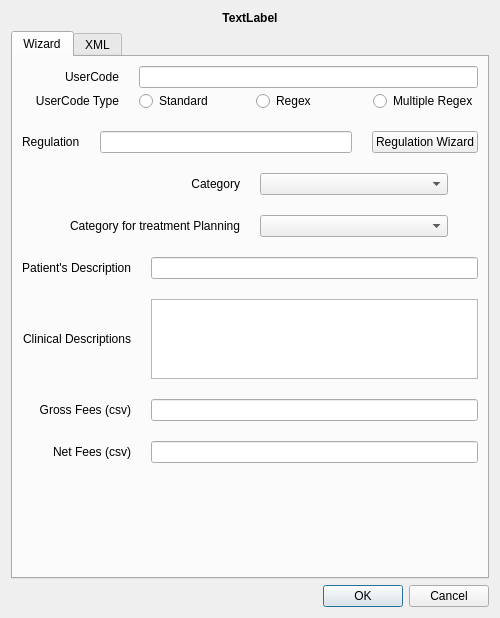
This is src/openmolar/qt-designer/fee_item_wizard.ui in rowinggolfer/openmolar1 as Qt 5 draws it before an edit. The edited form follows.
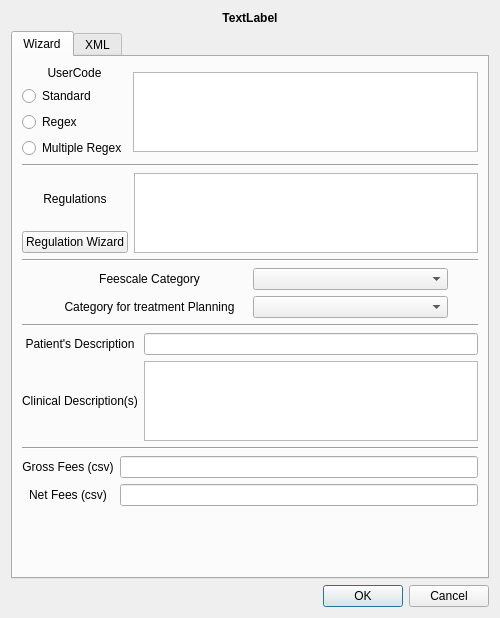
This is the edited form.

Commit message: fee item wizard improvements

```diff
--- a/src/openmolar/qt-designer/fee_item_wizard.ui
+++ b/src/openmolar/qt-designer/fee_item_wizard.ui
@@ -40,52 +40,43 @@
        <string>Wizard</string>
       </attribute>
       <layout class="QVBoxLayout" name="verticalLayout">
-       <property name="spacing">
-        <number>20</number>
-       </property>
        <item>
         <layout class="QGridLayout" name="gridLayout_2">
-         <property name="verticalSpacing">
-          <number>3</number>
-         </property>
          <item row="0" column="0">
           <widget class="QLabel" name="label_3">
            <property name="text">
             <string>UserCode</string>
            </property>
            <property name="alignment">
-            <set>Qt::AlignRight|Qt::AlignTrailing|Qt::AlignVCenter</set>
+            <set>Qt::AlignCenter</set>
            </property>
           </widget>
          </item>
-         <item row="0" column="1" colspan="3">
-          <widget class="QLineEdit" name="usercode_lineEdit"/>
+         <item row="0" column="1" rowspan="4">
+          <widget class="QPlainTextEdit" name="usercode_plainTextEdit">
+           <property name="maximumSize">
+            <size>
+             <width>16777215</width>
+             <height>80</height>
+            </size>
+           </property>
+          </widget>
          </item>
          <item row="1" column="0">
-          <widget class="QLabel" name="label_10">
-           <property name="text">
-            <string>UserCode Type</string>
-           </property>
-           <property name="alignment">
-            <set>Qt::AlignRight|Qt::AlignTrailing|Qt::AlignVCenter</set>
-           </property>
-          </widget>
-         </item>
-         <item row="1" column="1">
           <widget class="QRadioButton" name="uc_radioButton">
            <property name="text">
             <string>Standard</string>
            </property>
           </widget>
          </item>
-         <item row="1" column="2">
+         <item row="2" column="0">
           <widget class="QRadioButton" name="uc_reg_radioButton">
            <property name="text">
             <string>Regex</string>
            </property>
           </widget>
          </item>
-         <item row="1" column="3">
+         <item row="3" column="0">
           <widget class="QRadioButton" name="uc_multireg_radioButton">
            <property name="text">
             <string>Multiple Regex</string>
@@ -95,18 +86,35 @@
         </layout>
        </item>
        <item>
-        <layout class="QHBoxLayout" name="horizontalLayout">
-         <item>
+        <widget class="Line" name="line">
+         <property name="orientation">
+          <enum>Qt::Horizontal</enum>
+         </property>
+        </widget>
+       </item>
+       <item>
+        <layout class="QGridLayout" name="gridLayout_3">
+         <item row="0" column="0">
           <widget class="QLabel" name="label_6">
            <property name="text">
-            <string>Regulation</string>
+            <string>Regulations</string>
            </property>
+           <property name="alignment">
+            <set>Qt::AlignCenter</set>
+           </property>
           </widget>
          </item>
-         <item>
-          <widget class="QLineEdit" name="regulations_lineEdit"/>
+         <item row="0" column="1" rowspan="2">
+          <widget class="QPlainTextEdit" name="regulations_plainTextEdit">
+           <property name="maximumSize">
+            <size>
+             <width>16777215</width>
+             <height>80</height>
+            </size>
+           </property>
+          </widget>
          </item>
-         <item>
+         <item row="1" column="0">
           <widget class="QPushButton" name="regwizard_pushButton">
            <property name="text">
             <string>Regulation Wizard</string>
@@ -115,6 +123,13 @@
          </item>
         </layout>
        </item>
+       <item>
+        <widget class="Line" name="line_2">
+         <property name="orientation">
+          <enum>Qt::Horizontal</enum>
+         </property>
+        </widget>
+       </item>
        <item>
         <layout class="QHBoxLayout" name="horizontalLayout_5">
          <property name="leftMargin">
@@ -126,10 +141,10 @@
          <item>
           <widget class="QLabel" name="label">
            <property name="text">
-            <string>Category</string>
+            <string>Feescale Category</string>
            </property>
            <property name="alignment">
-            <set>Qt::AlignRight|Qt::AlignTrailing|Qt::AlignVCenter</set>
+            <set>Qt::AlignCenter</set>
            </property>
           </widget>
          </item>
@@ -152,7 +167,7 @@
             <string>Category for treatment Planning</string>
            </property>
            <property name="alignment">
-            <set>Qt::AlignRight|Qt::AlignTrailing|Qt::AlignVCenter</set>
+            <set>Qt::AlignCenter</set>
            </property>
           </widget>
          </item>
@@ -161,33 +176,40 @@
          </item>
         </layout>
        </item>
+       <item>
+        <widget class="Line" name="line_3">
+         <property name="orientation">
+          <enum>Qt::Horizontal</enum>
+         </property>
+        </widget>
+       </item>
        <item>
         <layout class="QGridLayout" name="gridLayout">
-         <item row="0" column="0" colspan="2">
+         <item row="0" column="0">
           <widget class="QLabel" name="label_5">
            <property name="text">
             <string>Patient's Description</string>
            </property>
            <property name="alignment">
-            <set>Qt::AlignRight|Qt::AlignTrailing|Qt::AlignVCenter</set>
+            <set>Qt::AlignCenter</set>
            </property>
           </widget>
          </item>
-         <item row="0" column="2">
+         <item row="0" column="1">
           <widget class="QLineEdit" name="description_lineEdit"/>
          </item>
-         <item row="1" column="0" colspan="2">
+         <item row="1" column="0">
           <widget class="QLabel" name="label_9">
            <property name="text">
-            <string>Clinical Descriptions</string>
+            <string>Clinical Description(s)</string>
            </property>
            <property name="alignment">
-            <set>Qt::AlignRight|Qt::AlignTrailing|Qt::AlignVCenter</set>
+            <set>Qt::AlignCenter</set>
            </property>
           </widget>
          </item>
-         <item row="1" column="2">
-          <widget class="QListWidget" name="descriptions_listWidget">
+         <item row="1" column="1">
+          <widget class="QPlainTextEdit" name="descriptions_plainTextEdit">
            <property name="maximumSize">
             <size>
              <width>16777215</width>
@@ -196,10 +218,21 @@
            </property>
           </widget>
          </item>
-         <item row="2" column="0" colspan="2">
+        </layout>
+       </item>
+       <item>
+        <widget class="Line" name="line_4">
+         <property name="orientation">
+          <enum>Qt::Horizontal</enum>
+         </property>
+        </widget>
+       </item>
+       <item>
+        <layout class="QGridLayout" name="gridLayout_4">
+         <item row="0" column="0">
           <widget class="QLabel" name="label_7">
            <property name="sizePolicy">
-            <sizepolicy hsizetype="Expanding" vsizetype="Preferred">
+            <sizepolicy hsizetype="Preferred" vsizetype="Preferred">
              <horstretch>0</horstretch>
              <verstretch>0</verstretch>
             </sizepolicy>
@@ -208,17 +241,17 @@
             <string>Gross Fees (csv)</string>
            </property>
            <property name="alignment">
-            <set>Qt::AlignRight|Qt::AlignTrailing|Qt::AlignVCenter</set>
+            <set>Qt::AlignCenter</set>
            </property>
           </widget>
          </item>
-         <item row="2" column="2">
-          <widget class="QLineEdit" name="lineEdit"/>
+         <item row="0" column="1">
+          <widget class="QLineEdit" name="fees_lineEdit"/>
          </item>
-         <item row="3" column="0" colspan="2">
+         <item row="1" column="0">
           <widget class="QLabel" name="label_8">
            <property name="sizePolicy">
-            <sizepolicy hsizetype="Expanding" vsizetype="Preferred">
+            <sizepolicy hsizetype="Preferred" vsizetype="Preferred">
              <horstretch>0</horstretch>
              <verstretch>0</verstretch>
             </sizepolicy>
@@ -227,12 +260,12 @@
             <string>Net Fees (csv)</string>
            </property>
            <property name="alignment">
-            <set>Qt::AlignRight|Qt::AlignTrailing|Qt::AlignVCenter</set>
+            <set>Qt::AlignCenter</set>
            </property>
           </widget>
          </item>
-         <item row="3" column="2">
-          <widget class="QLineEdit" name="lineEdit_2"/>
+         <item row="1" column="1">
+          <widget class="QLineEdit" name="pt_fees_lineEdit"/>
          </item>
         </layout>
        </item>
```
The commit also changes 7 other files.
